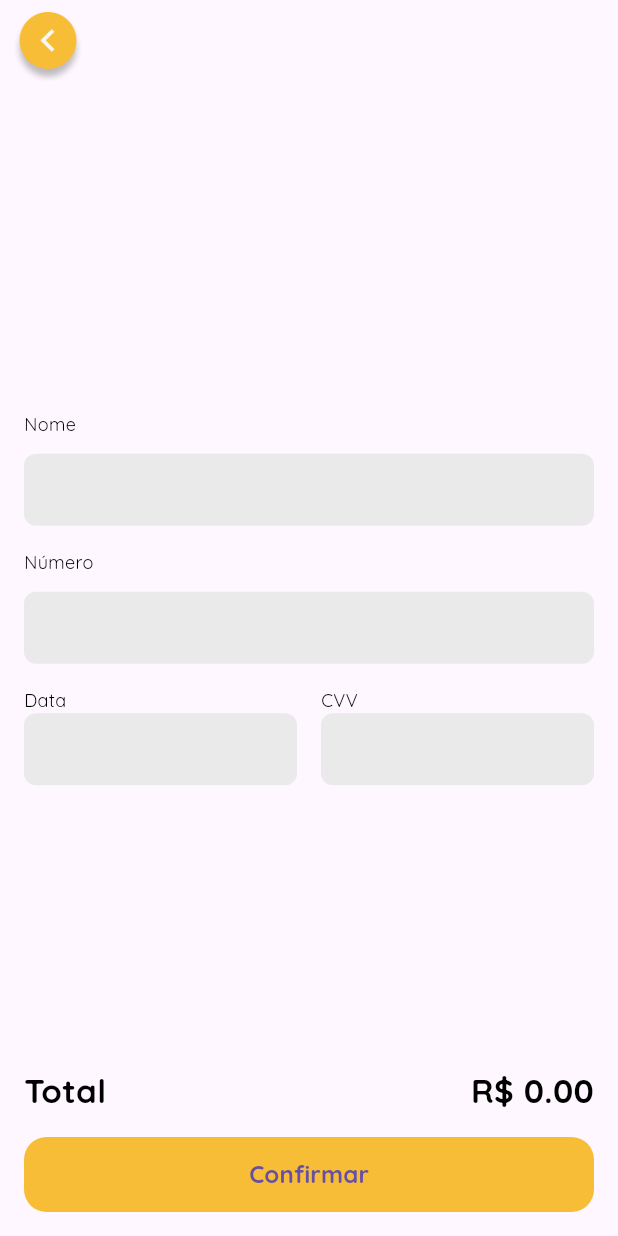
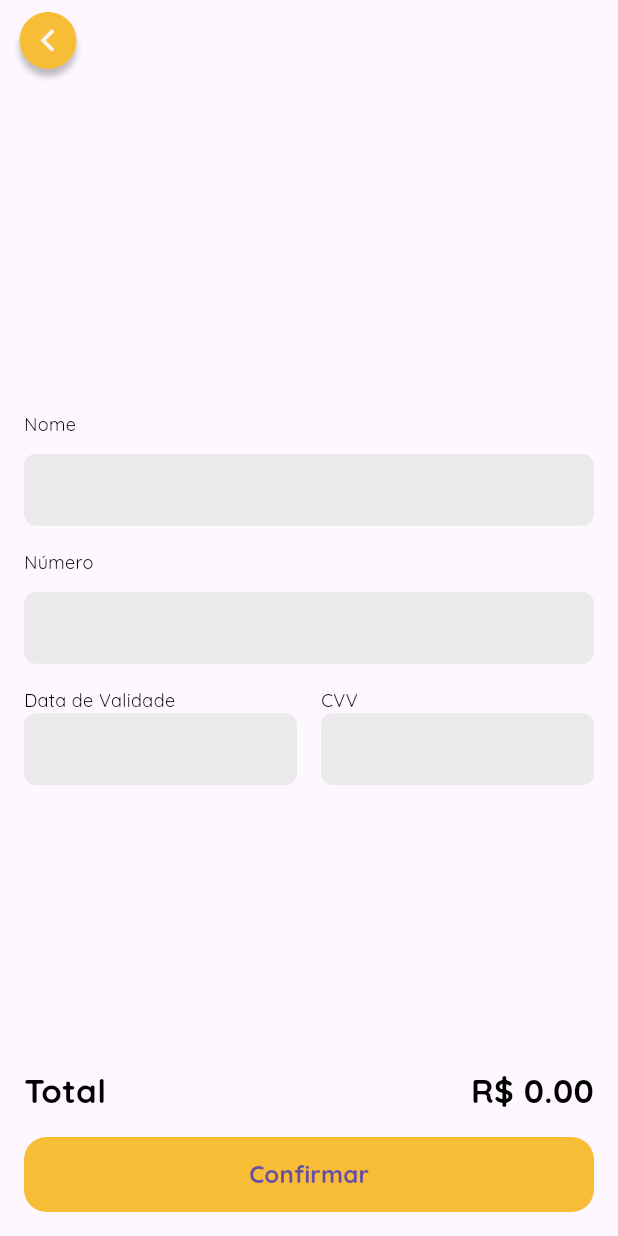
Before and after one commit to guiazevedo17/pick_pega, a Flutter app: the CardPayment screen opened directly with empty values, on a phone screen of 412 x 824 dp. Run offline on Flutter 3.47's test engine with Material 3 defaults, Android fonts, the light colour scheme and no system bars; our stand-ins replace brasil_fields, firebase_core, flutter_svg, geolocator, google_maps_flutter and 1 more; missing offline and left inert: dart:ffi, qr_code_scanner; accounts and stored records are empty; generated files the repository leaves out were written again.

Commit message:
varias pequenas alterações

```diff
--- a/app/lib/components/section.dart
+++ b/app/lib/components/section.dart
@@ -15,6 +15,7 @@ class Section extends StatelessWidget {
   final double size;
 
   const Section(this.title, this.restaurants, this.size, {super.key});
+
 
   @override
   Widget build(BuildContext context) {
--- a/app/lib/controllers/restaurants_controller.dart
+++ b/app/lib/controllers/restaurants_controller.dart
@@ -51,6 +51,8 @@ class RestaurantsController extends ChangeNotifier {
           lat: restaurantMap['lat'],
           lng: restaurantMap['lng'],
           photo: restaurantMap['photo'],
+          openDays: restaurantMap['openDays'],
+          openHours: restaurantMap['openHours']
         );
       }).toList();
 
--- a/app/lib/models/restaurant.dart
+++ b/app/lib/models/restaurant.dart
@@ -1,3 +1,5 @@
+import 'package:geolocator/geolocator.dart';
+
 import 'address.dart';
 
 class Restaurant {
@@ -8,6 +10,13 @@ class Restaurant {
   double lat;
   double lng;
   String photo;
+  String openDays;
+  String openHours;
+  String? distance;
+  double? userLat;
+  double? userLng;
+  String? distanceByFoot;
+  String? distanceByCar;
 
   Restaurant( {
    required this.uid,
@@ -17,31 +26,8 @@ class Restaurant {
    required this.lat,
    required this.lng,
    required this.photo,
+   required this.openDays,
+   required this.openHours,
   });
 
-
-  // factory Restaurant.fromJson(Map<String, dynamic> json) {
-  //   return Restaurant(
-  //       uid: json['uid'],
-  //       name: json['name'],
-  //       email: json['email'],
-  //       password: json['password'],
-  //       category: json['category'],
-  //       address: json['address'],
-  //       lat: json['lat'],
-  //       lng: json['lng'],
-  //       photo: json['photo'],
-  //       );
-  //   }
-
-    // Distância da localização atual
-    // double distance = currentDistance() -> return double dist
-
-    // Tempo a Pé partindo da localização atual
-    // double walking = walkingTime() -> return double walk
-
-
-    // Tempo de Carro partindo da localização atual
-    // double driving = drivingTime() -> return double drive
-
 }
--- a/app/lib/screens/card_payment.dart
+++ b/app/lib/screens/card_payment.dart
@@ -1,4 +1,5 @@
 import 'package:flutter/material.dart';
+import 'package:flutter/services.dart';
 import 'package:pick_pega/models/order.dart';
 import 'package:provider/provider.dart';
 import 'package:http/http.dart' as http;
@@ -6,6 +7,7 @@ import '../models/navigation_manager.dart';
 import '../models/shopping_bag.dart';
 import '../styles/color.dart';
 import 'dart:convert';
+import 'package:brasil_fields/brasil_fields.dart';
 
 class CardPayment extends StatefulWidget {
   final String paymentMethod;
@@ -32,6 +34,19 @@ class _CardPaymentState extends State<CardPayment> {
     _expiryDateController = TextEditingController();
     _cvvController = TextEditingController();
   }
+  bool _isCardNumberValid = true;
+
+  void validateCardNumber() {
+    setState(() {
+      if(_numberController.text.length == 16 && _numberController.text.isNotEmpty){
+        _isCardNumberValid = true;
+      }else{
+        _isCardNumberValid = false;
+      }
+      // _isCardNumberValid =
+      //     _numberController.text.length == 16 && _numberController.text.isNotEmpty;
+    });
+  }
 
   Future<OrderModel> createOrder(OrderModel order) async {
     final response = await http.post(
@@ -45,7 +60,6 @@ class _CardPaymentState extends State<CardPayment> {
     );
 
     if (response.statusCode == 200) {
-      print("ENTROU");
       // Se o servidor retornar uma resposta 201 CREATED,
       // então parseie o JSON.
       return OrderModel.fromJson(
@@ -147,18 +161,36 @@ class _CardPaymentState extends State<CardPayment> {
                     ),
                     TextField(
                       controller: _numberController,
+                      inputFormatters: [
+                        FilteringTextInputFormatter.digitsOnly,
+                        CartaoBancarioInputFormatter()
+                      ],
                       decoration: InputDecoration(
                         filled: true,
-                        fillColor: const Color(0xFFEAEAEA), // Cor EAEAEA
-                        contentPadding: const EdgeInsets.symmetric(
-                            horizontal: 16.0), // Padding lateral de 16px
+                        fillColor: const Color(0xFFEAEAEA),
+                        contentPadding: const EdgeInsets.symmetric(horizontal: 16.0),
                         border: OutlineInputBorder(
-                          // Borda ao redor do TextField
                           borderRadius: BorderRadius.circular(8.0),
-                          borderSide: BorderSide.none, // Borda circular de 8px
+                          borderSide: BorderSide.none
+                          //   color: _isCardNumberValid ? Color(0xFFEAEAEA) : Colors.red,
+                          // ),
                         ),
                       ),
+                      // onEditingComplete: () {
+                      //   // Função chamada quando o usuário pressiona "OK"
+                      //   validateCardNumber();
+                      //
+                      // },
+                      keyboardType: TextInputType.number,
                     ),
+                    // if (!_isCardNumberValid)
+                    //   Padding(
+                    //     padding: const EdgeInsets.only(top: 8.0),
+                    //     child: Text(
+                    //       'Número do cartão deve ter 16 dígitos',
+                    //       style: TextStyle(color: Colors.red),
+                    //     ),
+                    //   ),
                     const SizedBox(
                       height: 16,
                     ),
@@ -169,7 +201,7 @@ class _CardPaymentState extends State<CardPayment> {
                             crossAxisAlignment: CrossAxisAlignment.start,
                             children: [
                               const Text(
-                                'Data',
+                                'Data de Validade',
                                 style: TextStyle(
                                   fontFamily: 'Quicksand',
                                   fontSize: 12,
@@ -179,6 +211,11 @@ class _CardPaymentState extends State<CardPayment> {
                               ),
                               TextField(
                                 controller: _expiryDateController,
+                                inputFormatters: [
+                                  FilteringTextInputFormatter.digitsOnly,
+                                  ValidadeCartaoInputFormatter()
+                                ],
+                                keyboardType: TextInputType.number,
                                 decoration: InputDecoration(
                                   filled: true,
                                   fillColor:
@@ -215,6 +252,11 @@ class _CardPaymentState extends State<CardPayment> {
                               ),
                               TextField(
                                 controller: _cvvController,
+                                inputFormatters: [
+                                  LengthLimitingTextInputFormatter(4),
+                                  FilteringTextInputFormatter.digitsOnly,
+                                ],
+                                keyboardType: TextInputType.number,
                                 decoration: InputDecoration(
                                   filled: true,
                                   fillColor: lightgrey, // Cor EAEAEA
--- a/app/lib/screens/product_selected.dart
+++ b/app/lib/screens/product_selected.dart
@@ -63,6 +63,8 @@ class _ProductSelectedState extends State<ProductSelected> {
         lat: jsonBody['lat'],
         lng: jsonBody['lng'],
         photo: jsonBody['photo'],
+        openDays: jsonBody['openDays'],
+        openHours: jsonBody['openHours']
       );
     } else {
       // Se a solicitação falhar, você pode lidar com o erro aqui.
--- a/app/pubspec.yaml
+++ b/app/pubspec.yaml
@@ -28,6 +28,7 @@ environment:
 # the latest version available on pub.dev. To see which dependencies have newer
 # versions available, run `flutter pub outdated`.
 dependencies:
+  brasil_fields: ^1.14.0
   qr_code_scanner: ^1.0.1
   url_launcher: ^6.1.10
   http: ^0.13.3
```
Also changed, not shown: app/lib/components/sugestion.dart (+7 -7 lines), app/lib/screens/qrcode.dart (+34 -10 lines), app/lib/screens/restaurant_menu.dart (+7 -4 lines), app/lib/screens/search_restaurant.dart (+62 -3 lines), app/pubspec.lock.
